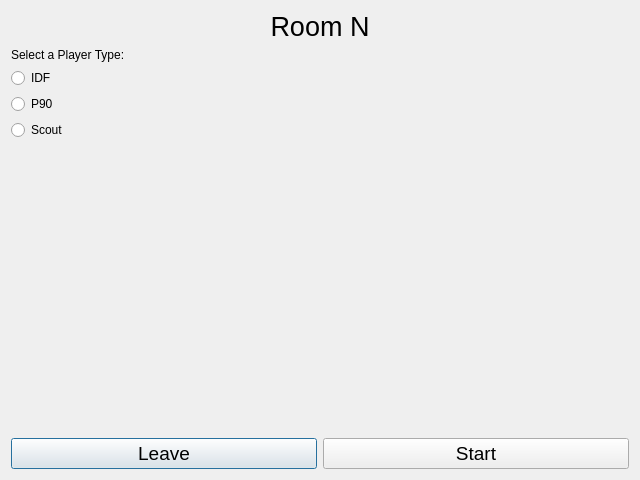
Before: the Qt Designer form client/Menu/room.ui in gabrielPeraltaM/left4dead, drawn with Qt 5.
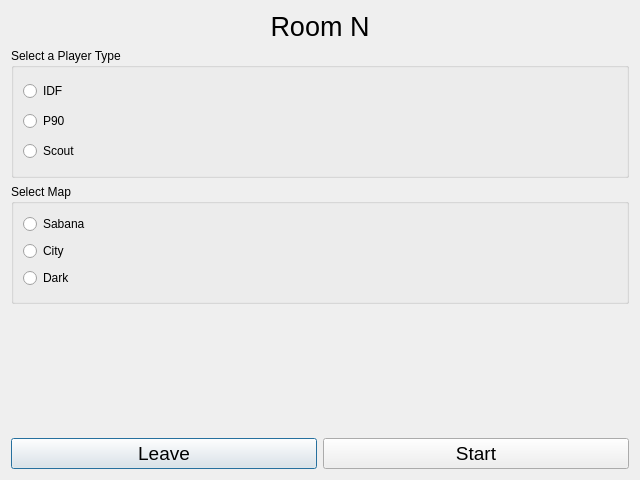
After: the same form once the commit is applied.

Commit message: agrego mas mapas y q se pueda setear el player type

Patch:
```diff
--- a/client/Menu/room.ui
+++ b/client/Menu/room.ui
@@ -14,7 +14,7 @@
    <string>Dialog</string>
   </property>
   <layout class="QGridLayout" name="gridLayout">
-   <item row="4" column="0">
+   <item row="5" column="0">
     <widget class="QPushButton" name="Leave">
      <property name="font">
       <font>
@@ -26,16 +26,49 @@
      </property>
     </widget>
    </item>
-   <item row="4" column="1">
-    <widget class="QPushButton" name="Start">
-     <property name="font">
-      <font>
-       <pointsize>14</pointsize>
-      </font>
+   <item row="3" column="0" colspan="2">
+    <widget class="QGroupBox" name="MapBox">
+     <property name="minimumSize">
+      <size>
+       <width>0</width>
+       <height>120</height>
+      </size>
      </property>
+     <property name="title">
+      <string>Select Map</string>
+     </property>
+     <layout class="QVBoxLayout" name="verticalLayout">
+      <item>
+       <widget class="QRadioButton" name="radioButton">
      <property name="text">
-      <string>Start</string>
-     </property>
+         <string>Sabana</string>
+        </property>
+        <attribute name="buttonGroup">
+         <string notr="true">MapType</string>
+        </attribute>
+       </widget>
+      </item>
+      <item>
+       <widget class="QRadioButton" name="radioButton_2">
+        <property name="text">
+         <string>City</string>
+        </property>
+        <attribute name="buttonGroup">
+         <string notr="true">MapType</string>
+        </attribute>
+       </widget>
+      </item>
+      <item>
+       <widget class="QRadioButton" name="radioButton_3">
+        <property name="text">
+         <string>Dark</string>
+        </property>
+        <attribute name="buttonGroup">
+         <string notr="true">MapType</string>
+        </attribute>
+       </widget>
+      </item>
+     </layout>
     </widget>
    </item>
    <item row="1" column="0" colspan="2">
@@ -54,19 +87,31 @@
     </widget>
    </item>
    <item row="2" column="0" colspan="2">
-    <layout class="QVBoxLayout" name="verticalLayout">
-     <item>
-      <widget class="QLabel" name="label">
-       <property name="text">
-        <string>Select a Player Type:</string>
-       </property>
-      </widget>
-     </item>
+    <widget class="QGroupBox" name="PlayerBox">
+     <property name="minimumSize">
+      <size>
+       <width>0</width>
+       <height>130</height>
+      </size>
+     </property>
+     <property name="title">
+      <string>Select a Player Type</string>
+     </property>
+     <layout class="QVBoxLayout" name="verticalLayout_2">
      <item>
       <widget class="QRadioButton" name="IDF">
        <property name="text">
         <string>IDF</string>
        </property>
+        <property name="iconSize">
+         <size>
+          <width>32</width>
+          <height>32</height>
+         </size>
+        </property>
+        <attribute name="buttonGroup">
+         <string notr="true">PlayerType</string>
+        </attribute>
       </widget>
      </item>
      <item>
@@ -74,6 +119,15 @@
        <property name="text">
         <string>P90</string>
        </property>
+        <property name="iconSize">
+         <size>
+          <width>32</width>
+          <height>32</height>
+         </size>
+        </property>
+        <attribute name="buttonGroup">
+         <string notr="true">PlayerType</string>
+        </attribute>
       </widget>
      </item>
      <item>
@@ -81,11 +135,21 @@
        <property name="text">
         <string>Scout</string>
        </property>
+        <property name="iconSize">
+         <size>
+          <width>32</width>
+          <height>32</height>
+         </size>
+        </property>
+        <attribute name="buttonGroup">
+         <string notr="true">PlayerType</string>
+        </attribute>
       </widget>
      </item>
     </layout>
+    </widget>
    </item>
-   <item row="3" column="0" colspan="2">
+   <item row="4" column="0" colspan="2">
     <spacer name="verticalSpacer">
      <property name="orientation">
       <enum>Qt::Vertical</enum>
@@ -98,6 +162,18 @@
      </property>
     </spacer>
    </item>
+   <item row="5" column="1">
+    <widget class="QPushButton" name="Start">
+     <property name="font">
+      <font>
+       <pointsize>14</pointsize>
+      </font>
+     </property>
+     <property name="text">
+      <string>Start</string>
+     </property>
+    </widget>
+   </item>
   </layout>
  </widget>
  <resources/>
```
Left out of the diff: 4 changed lines with no effect on the pictures. Lines whose indentation alone changed are shown as unchanged. The commit also changes 24 other files.
